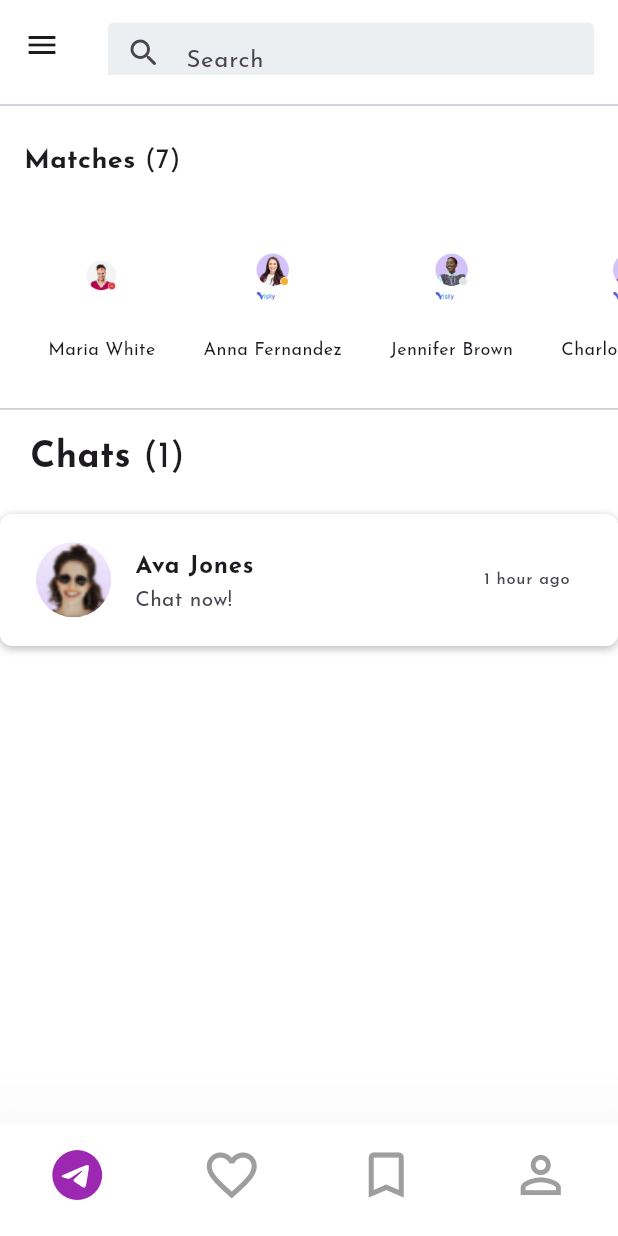
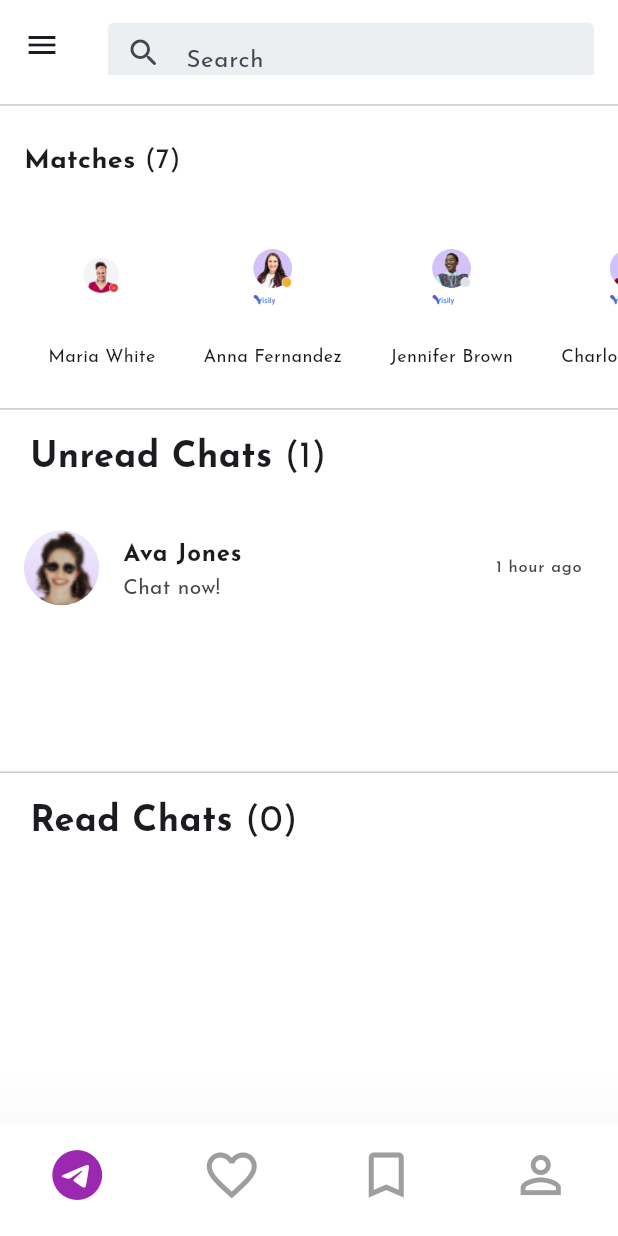
Before and after one commit to niharikar16/chat_page, a Flutter app: the screen it shows after launch, on a phone screen of 412 x 824 dp. Run offline on Flutter 3.47's test engine with Material 3 defaults, Android fonts, the phone set to English and light mode, and no system bars; our stand-ins replace confetti, google_fonts.

Commit message:
main page effects

```diff
--- a/lib/main.dart
+++ b/lib/main.dart
@@ -1,7 +1,6 @@
-import 'package:causekey/chat_screen.dart';
 import 'package:flutter/material.dart';
 import 'package:google_fonts/google_fonts.dart';
-import 'package:flutter/animation.dart'; // Import for animation
+import 'chat_screen.dart';
 
 void main() {
   runApp(MyApp());
@@ -17,8 +16,33 @@ class MyApp extends StatelessWidget {
   }
 }
 
-class MatchedScreen extends StatelessWidget {
+class MatchedScreen extends StatefulWidget {
+  @override
+  _MatchedScreenState createState() => _MatchedScreenState();
+}
+
+class _MatchedScreenState extends State<MatchedScreen> {
   bool _isHovered = false;
+  List<Chat> unreadChats = [
+    Chat('Ava Jones', 'assets/54.png', '1 hour ago'),
+  ];
+  List<Chat> readChats = [];
+
+  void _navigateToChat(Chat chat) {
+    Navigator.push(
+      context,
+      MaterialPageRoute(
+        builder: (context) => ChatScreen(),
+      ),
+    ).then((_) {
+      setState(() {
+        // Move chat from unread to read
+        unreadChats.remove(chat);
+        readChats.insert(0, chat);
+      });
+    });
+  }
+
   @override
   Widget build(BuildContext context) {
     return Scaffold(
@@ -55,9 +79,7 @@ class MatchedScreen extends StatelessWidget {
       ),
       body: Column(
         children: [
-          Divider(
-            height: 40,
-          ),
+          Divider(height: 40),
           _buildMatchedProfilesSection(context),
           Divider(),
           Container(
@@ -66,21 +88,71 @@ class MatchedScreen extends StatelessWidget {
               mainAxisAlignment: MainAxisAlignment.start,
               children: [
                 Text(
-                  'Chats ',
+                  'Unread Chats ',
                   style: GoogleFonts.josefinSans(
                       fontSize: 24, fontWeight: FontWeight.bold),
                 ),
                 Text(
-                  '(1)',
+                  '(${unreadChats.length})',
                   style: GoogleFonts.josefinSans(fontSize: 24),
                 )
               ],
             ),
           ),
-          SizedBox(
-            height: 20,
+          SizedBox(height: 20),
+          Expanded(
+            child: ListView.builder(
+              itemCount: unreadChats.length,
+              itemBuilder: (context, index) {
+                final chat = unreadChats[index];
+                return Dismissible(
+                  key: Key(chat.name),
+                  direction: DismissDirection.endToStart,
+                  onDismissed: (direction) {
+                    _navigateToChat(chat);
+                  },
+                  background: Container(
+                    color: Colors.green,
+                    child: Center(
+                      child: Text(
+                        'Swipe to Enter Chat',
+                        style: GoogleFonts.josefinSans(color: Colors.white),
+                      ),
+                    ),
+                  ),
+                  child: _buildChatListTile(chat, isRead: false),
+                );
+              },
+            ),
           ),
-          _buildChatListTile(context),
+          Divider(),
+          Container(
+            padding: EdgeInsets.only(top: 8, left: 20),
+            child: Row(
+              mainAxisAlignment: MainAxisAlignment.start,
+              children: [
+                Text(
+                  'Read Chats ',
+                  style: GoogleFonts.josefinSans(
+                      fontSize: 24, fontWeight: FontWeight.bold),
+                ),
+                Text(
+                  '(${readChats.length})',
+                  style: GoogleFonts.josefinSans(fontSize: 24),
+                )
+              ],
+            ),
+          ),
+          SizedBox(height: 20),
+          Expanded(
+            child: ListView.builder(
+              itemCount: readChats.length,
+              itemBuilder: (context, index) {
+                final chat = readChats[index];
+                return _buildChatListTile(chat, isRead: true);
+              },
+            ),
+          ),
         ],
       ),
       bottomNavigationBar: _buildBottomNavigationBar(),
@@ -133,6 +205,8 @@ class MatchedScreen extends StatelessWidget {
   }
 
   Widget _buildProfileCircle(String name, String imagePath, double radius) {
+    double imageSize = radius * 1.2; // Increase the size by 20% for the image
+
     return Padding(
       padding: const EdgeInsets.symmetric(horizontal: 16.0),
       child: MouseRegion(
@@ -147,16 +221,16 @@ class MatchedScreen extends StatelessWidget {
               ClipOval(
                 child: Container(
                   color: Colors.white,
-                  width: radius,
-                  height: radius,
+                  width: imageSize, // Adjusted size
+                  height: imageSize, // Adjusted size
                   child: Align(
-                    alignment: Alignment.topCenter,
+                    alignment: Alignment.center,
                     child: FittedBox(
                       fit: BoxFit.cover,
                       child: Image.asset(
                         imagePath,
-                        width: radius,
-                        height: radius,
+                        width: imageSize, // Adjusted size
+                        height: imageSize, // Adjusted size
                       ),
                     ),
                   ),
@@ -171,35 +245,27 @@ class MatchedScreen extends StatelessWidget {
     );
   }
 
-  Widget _buildChatListTile(BuildContext context) {
+  Widget _buildChatListTile(Chat chat, {required bool isRead}) {
     return GestureDetector(
       onTap: () {
-        Navigator.push(
-          context,
-          MaterialPageRoute(builder: (context) => ChatScreen()),
-        );
+        if (isRead) {
+          Navigator.push(
+            context,
+            MaterialPageRoute(
+              builder: (context) => ChatScreen(),
+            ),
+          );
+        }
       },
-      child: AnimatedContainer(
-        duration: Duration(milliseconds: 200),
-        padding: EdgeInsets.all(8.0),
-        decoration: BoxDecoration(
-          color: Colors.white,
-          borderRadius: BorderRadius.circular(8),
-          boxShadow: [
-            BoxShadow(
-              color: Colors.grey.shade400,
-              blurRadius: 4.0,
-              offset: Offset(0, 2),
-            ),
-          ],
-        ),
+      child: Container(
+        color: isRead ? Colors.grey[200] : Colors.white,
         child: ListTile(
           leading: CircleAvatar(
-            backgroundImage: AssetImage('assets/54.png'),
+            backgroundImage: AssetImage(chat.imagePath),
             radius: 25,
           ),
           title: Text(
-            'Ava Jones',
+            chat.name,
             style: GoogleFonts.josefinSans(fontWeight: FontWeight.bold),
           ),
           subtitle: Text(
@@ -207,7 +273,7 @@ class MatchedScreen extends StatelessWidget {
             style: GoogleFonts.josefinSans(),
           ),
           trailing: Text(
-            '1 hour ago',
+            chat.timeAgo,
             style: GoogleFonts.josefinSans(),
           ),
         ),
@@ -254,3 +320,11 @@ class MatchedScreen extends StatelessWidget {
     );
   }
 }
+
+class Chat {
+  final String name;
+  final String imagePath;
+  final String timeAgo;
+
+  Chat(this.name, this.imagePath, this.timeAgo);
+}
```
